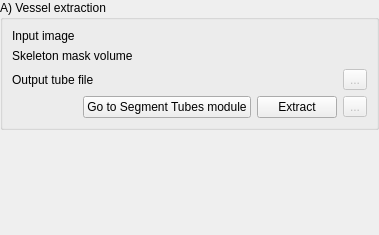
KitwareMedical/Deprecated-VesselView, file Modules/Scripted/Workflow/Widgets/Resources/UI/VesselExtractionStep.ui: the form before one commit.
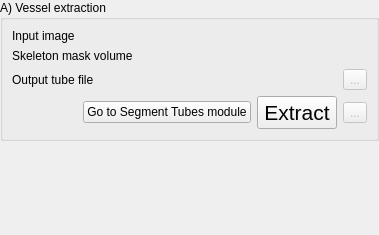
The form after the commit. Custom widgets are drawn as their Qt base class.

Commit message: ENH: Make the action button bigger by increasing the action text font size

Patch:
```diff
--- a/Modules/Scripted/Workflow/Widgets/Resources/UI/VesselExtractionStep.ui
+++ b/Modules/Scripted/Workflow/Widgets/Resources/UI/VesselExtractionStep.ui
@@ -64,6 +64,11 @@
         </item>
         <item>
          <widget class="QPushButton" name="VesselExtractionApplyPushButton">
+          <property name="font">
+           <font>
+            <pointsize>16</pointsize>
+           </font>
+          </property>
           <property name="toolTip">
            <string>&lt;!DOCTYPE HTML PUBLIC &quot;-//W3C//DTD HTML 4.0//EN&quot; &quot;http://www.w3.org/TR/REC-html40/strict.dtd&quot;&gt;
 &lt;html&gt;&lt;head&gt;&lt;meta name=&quot;qrichtext&quot; content=&quot;1&quot; /&gt;&lt;style type=&quot;text/css&quot;&gt;
```
The commit also changes 6 other files.
